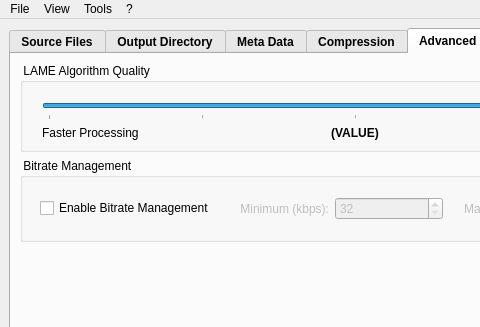
This is gui/MainWindow.ui in lordmulder/LameXP as Qt 5 draws it before an edit; both pictures show x 0 to 480 and y 0 to 327 of the 710 by 459 pixel window. The edited form follows.
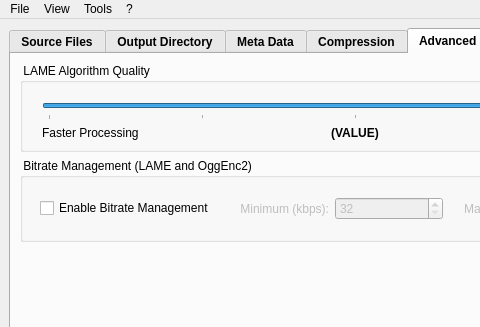
This is the edited form. The open tabs and pages were chosen to show the change. Icons and pictures are not drawn.

Commit message: Added support for bitrate management to LAME and OggEnc2 encoders.

The edit to the form file:
```diff
--- a/gui/MainWindow.ui
+++ b/gui/MainWindow.ui
@@ -1120,7 +1120,7 @@
              </font>
             </property>
             <property name="title">
-             <string> Bitrate Management </string>
+             <string> Bitrate Management (LAME and OggEnc2) </string>
             </property>
             <layout class="QGridLayout" name="gridLayout_19">
              <item row="0" column="0">
```
Left out of the diff: 1 changed line with no effect on the pictures. The commit also changes 12 other files.
